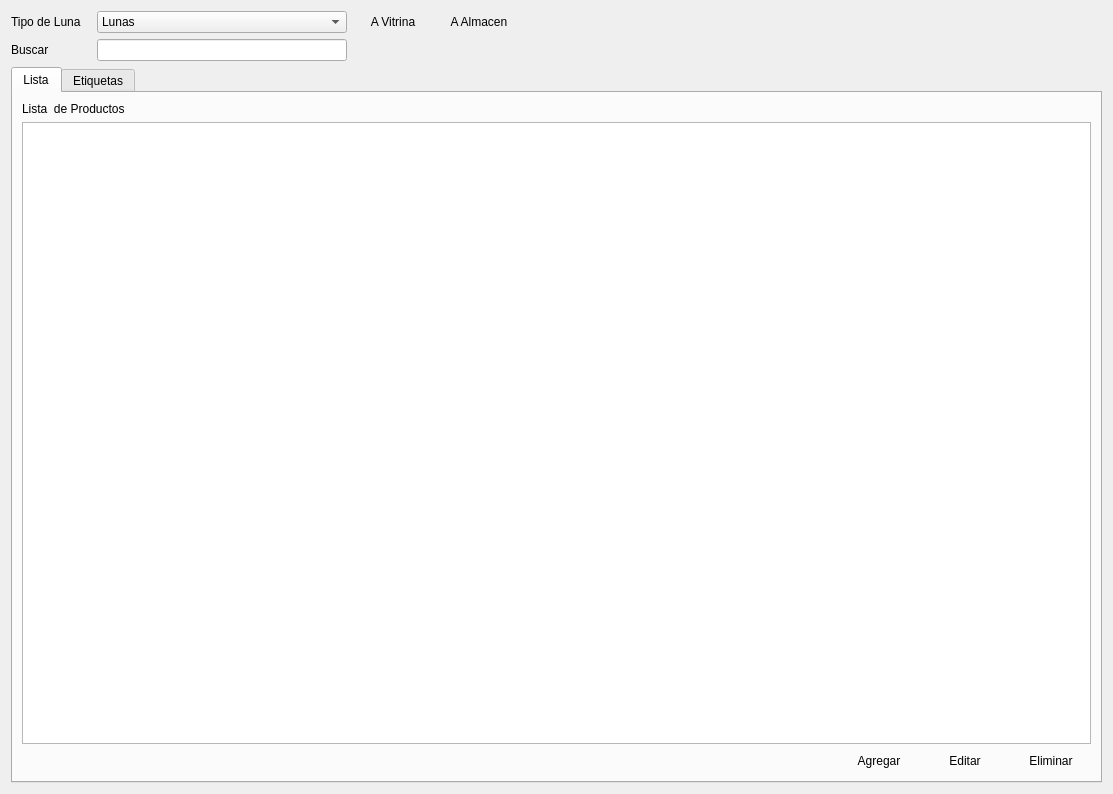
This is producto/ui_producto.ui in rodety/manager as Qt 5 draws it before an edit. The edited form follows.
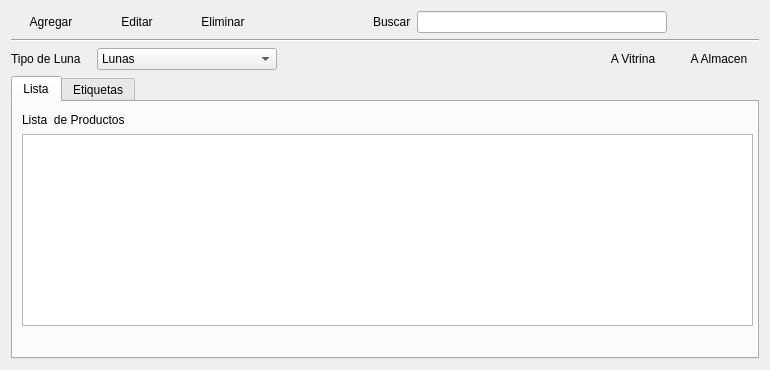
This is the edited form. Icons and pictures are not drawn.

What changed in the file:
```diff
--- a/producto/ui_producto.ui
+++ b/producto/ui_producto.ui
@@ -6,8 +6,8 @@
    <rect>
     <x>0</x>
     <y>0</y>
-    <width>1113</width>
-    <height>794</height>
+    <width>770</width>
+    <height>370</height>
    </rect>
   </property>
   <property name="windowTitle">
@@ -16,49 +16,7 @@
   <layout class="QGridLayout" name="gridLayout_3">
    <item row="0" column="0">
     <layout class="QGridLayout" name="gridLayout">
-     <item row="1" column="0">
-      <widget class="QLabel" name="label_4">
-       <property name="text">
-        <string>Buscar</string>
-       </property>
-      </widget>
-     </item>
-     <item row="0" column="1">
-      <widget class="QComboBox" name="comboBox_tipoProducto">
-       <property name="minimumSize">
-        <size>
-         <width>180</width>
-         <height>0</height>
-        </size>
-       </property>
-       <item>
-        <property name="text">
-         <string>Lunas</string>
-        </property>
-       </item>
-       <item>
-        <property name="text">
-         <string>Monturas</string>
-        </property>
-       </item>
-       <item>
-        <property name="text">
-         <string>Lentes de Contacto</string>
-        </property>
-       </item>
-       <item>
-        <property name="text">
-         <string>Otros</string>
-        </property>
-       </item>
-       <item>
-        <property name="text">
-         <string>Trabajos Extras</string>
-        </property>
-       </item>
-      </widget>
-     </item>
-     <item row="2" column="0" colspan="5">
+     <item row="3" column="0">
       <widget class="QTabWidget" name="tabWidget">
        <property name="currentIndex">
         <number>0</number>
@@ -67,9 +25,15 @@
         <attribute name="title">
          <string>Lista</string>
         </attribute>
-        <layout class="QGridLayout" name="gridLayout_17">
-         <item row="1" column="0">
           <widget class="QTableView" name="tableView_productos">
+         <property name="geometry">
+          <rect>
+           <x>9</x>
+           <y>32</y>
+           <width>731</width>
+           <height>192</height>
+          </rect>
+         </property>
            <property name="selectionMode">
             <enum>QAbstractItemView::SingleSelection</enum>
            </property>
@@ -80,89 +44,15 @@
             <number>130</number>
            </attribute>
           </widget>
-         </item>
-         <item row="2" column="0">
-          <layout class="QGridLayout" name="gridLayout_4">
-           <item row="0" column="2">
-            <widget class="QPushButton" name="pushButton_editar">
-             <property name="sizePolicy">
-              <sizepolicy hsizetype="Fixed" vsizetype="Fixed">
-               <horstretch>0</horstretch>
-               <verstretch>0</verstretch>
-              </sizepolicy>
-             </property>
-             <property name="text">
-              <string>Editar</string>
-             </property>
-             <property name="icon">
-              <iconset resource="../Icons/Icons.qrc">
-               <normaloff>:/Icons/1349716425_doc_edit.png</normaloff>:/Icons/1349716425_doc_edit.png</iconset>
-             </property>
-             <property name="shortcut">
-              <string>Ctrl+E</string>
-             </property>
-             <property name="flat">
-              <bool>true</bool>
-             </property>
-            </widget>
-           </item>
-           <item row="0" column="3">
-            <widget class="QPushButton" name="pushButton_eliminar">
-             <property name="sizePolicy">
-              <sizepolicy hsizetype="Fixed" vsizetype="Fixed">
-               <horstretch>0</horstretch>
-               <verstretch>0</verstretch>
-              </sizepolicy>
-             </property>
-             <property name="text">
-              <string>Eliminar</string>
-             </property>
-             <property name="icon">
-              <iconset resource="../Icons/Icons.qrc">
-               <normaloff>:/Icons/1349716432_round_minus.png</normaloff>:/Icons/1349716432_round_minus.png</iconset>
-             </property>
-             <property name="shortcut">
-              <string>Del</string>
-             </property>
-             <property name="flat">
-              <bool>true</bool>
-             </property>
-            </widget>
-           </item>
-           <item row="0" column="0">
-            <spacer name="horizontalSpacer_3">
-             <property name="orientation">
-              <enum>Qt::Horizontal</enum>
-             </property>
-             <property name="sizeHint" stdset="0">
-              <size>
-               <width>40</width>
-               <height>20</height>
-              </size>
-             </property>
-            </spacer>
-           </item>
-           <item row="0" column="1">
-            <widget class="QPushButton" name="pushButton_agregar_2">
-             <property name="text">
-              <string>Agregar</string>
-             </property>
-             <property name="icon">
-              <iconset resource="../Icons/Icons.qrc">
-               <normaloff>:/Icons/1349716423_sq_plus.png</normaloff>:/Icons/1349716423_sq_plus.png</iconset>
-             </property>
-             <property name="shortcut">
-              <string>Ctrl+N</string>
-             </property>
-             <property name="flat">
-              <bool>true</bool>
-             </property>
-            </widget>
-           </item>
-          </layout>
-         </item>
-         <item row="0" column="0">
           <widget class="QLabel" name="label_6">
+         <property name="geometry">
+          <rect>
+           <x>9</x>
+           <y>9</y>
+           <width>130</width>
+           <height>17</height>
+          </rect>
+         </property>
            <property name="sizePolicy">
             <sizepolicy hsizetype="Fixed" vsizetype="Preferred">
              <horstretch>0</horstretch>
@@ -173,8 +63,6 @@
             <string>Lista  de Productos</string>
            </property>
           </widget>
-         </item>
-        </layout>
        </widget>
        <widget class="QWidget" name="tab">
         <attribute name="title">
@@ -356,7 +244,64 @@
        </widget>
       </widget>
      </item>
-     <item row="0" column="2">
+     <item row="2" column="0">
+      <layout class="QHBoxLayout" name="horizontalLayout_3">
+       <item>
+        <widget class="QLabel" name="label_5">
+         <property name="text">
+          <string>Tipo de Luna   </string>
+         </property>
+        </widget>
+       </item>
+       <item>
+        <widget class="QComboBox" name="comboBox_tipoProducto">
+         <property name="minimumSize">
+          <size>
+           <width>180</width>
+           <height>0</height>
+          </size>
+         </property>
+         <item>
+          <property name="text">
+           <string>Lunas</string>
+          </property>
+         </item>
+         <item>
+          <property name="text">
+           <string>Monturas</string>
+          </property>
+         </item>
+         <item>
+          <property name="text">
+           <string>Lentes de Contacto</string>
+          </property>
+         </item>
+         <item>
+          <property name="text">
+           <string>Otros</string>
+          </property>
+         </item>
+         <item>
+          <property name="text">
+           <string>Trabajos Extras</string>
+          </property>
+         </item>
+        </widget>
+       </item>
+       <item>
+        <spacer name="horizontalSpacer_2">
+         <property name="orientation">
+          <enum>Qt::Horizontal</enum>
+         </property>
+         <property name="sizeHint" stdset="0">
+          <size>
+           <width>40</width>
+           <height>20</height>
+          </size>
+         </property>
+        </spacer>
+       </item>
+       <item>
       <widget class="QPushButton" name="btnToVitrina">
        <property name="text">
         <string>A Vitrina</string>
@@ -366,7 +311,104 @@
        </property>
       </widget>
      </item>
-     <item row="1" column="1">
+       <item>
+        <widget class="QPushButton" name="btnToAlmacen">
+         <property name="text">
+          <string>A Almacen</string>
+         </property>
+         <property name="flat">
+          <bool>true</bool>
+         </property>
+        </widget>
+       </item>
+      </layout>
+     </item>
+     <item row="0" column="0">
+      <layout class="QHBoxLayout" name="horizontalLayout">
+       <item>
+        <widget class="QPushButton" name="pushButton_agregar_2">
+         <property name="text">
+          <string>Agregar</string>
+         </property>
+         <property name="icon">
+          <iconset resource="../Icons/Icons.qrc">
+           <normaloff>:/Icons/1349716423_sq_plus.png</normaloff>:/Icons/1349716423_sq_plus.png</iconset>
+         </property>
+         <property name="shortcut">
+          <string>Ctrl+N</string>
+         </property>
+         <property name="flat">
+          <bool>true</bool>
+         </property>
+        </widget>
+       </item>
+       <item>
+        <widget class="QPushButton" name="pushButton_editar">
+         <property name="sizePolicy">
+          <sizepolicy hsizetype="Fixed" vsizetype="Fixed">
+           <horstretch>0</horstretch>
+           <verstretch>0</verstretch>
+          </sizepolicy>
+         </property>
+         <property name="text">
+          <string>Editar</string>
+         </property>
+         <property name="icon">
+          <iconset resource="../Icons/Icons.qrc">
+           <normaloff>:/Icons/1349716425_doc_edit.png</normaloff>:/Icons/1349716425_doc_edit.png</iconset>
+         </property>
+         <property name="shortcut">
+          <string>Ctrl+E</string>
+         </property>
+         <property name="flat">
+          <bool>true</bool>
+         </property>
+        </widget>
+       </item>
+       <item>
+        <widget class="QPushButton" name="pushButton_eliminar">
+         <property name="sizePolicy">
+          <sizepolicy hsizetype="Fixed" vsizetype="Fixed">
+           <horstretch>0</horstretch>
+           <verstretch>0</verstretch>
+          </sizepolicy>
+         </property>
+         <property name="text">
+          <string>Eliminar</string>
+         </property>
+         <property name="icon">
+          <iconset resource="../Icons/Icons.qrc">
+           <normaloff>:/Icons/1349716432_round_minus.png</normaloff>:/Icons/1349716432_round_minus.png</iconset>
+         </property>
+         <property name="shortcut">
+          <string>Del</string>
+         </property>
+         <property name="flat">
+          <bool>true</bool>
+         </property>
+        </widget>
+       </item>
+       <item>
+        <spacer name="horizontalSpacer">
+         <property name="orientation">
+          <enum>Qt::Horizontal</enum>
+         </property>
+         <property name="sizeHint" stdset="0">
+          <size>
+           <width>40</width>
+           <height>20</height>
+          </size>
+         </property>
+        </spacer>
+       </item>
+       <item>
+        <widget class="QLabel" name="label_4">
+         <property name="text">
+          <string>Buscar</string>
+         </property>
+        </widget>
+       </item>
+       <item>
       <widget class="QLineEdit" name="lineEdit_buscar">
        <property name="minimumSize">
         <size>
@@ -382,7 +424,7 @@
        </property>
       </widget>
      </item>
-     <item row="1" column="2">
+       <item>
       <widget class="QPushButton" name="pushButton_buscar">
        <property name="sizePolicy">
         <sizepolicy hsizetype="Minimum" vsizetype="Fixed">
@@ -402,30 +444,7 @@
        </property>
       </widget>
      </item>
-     <item row="0" column="3">
-      <widget class="QPushButton" name="btnToAlmacen">
-       <property name="text">
-        <string>A Almacen</string>
-       </property>
-       <property name="flat">
-        <bool>true</bool>
-       </property>
-      </widget>
-     </item>
-     <item row="0" column="4">
-      <spacer name="horizontalSpacer">
-       <property name="orientation">
-        <enum>Qt::Horizontal</enum>
-       </property>
-       <property name="sizeHint" stdset="0">
-        <size>
-         <width>40</width>
-         <height>20</height>
-        </size>
-       </property>
-      </spacer>
-     </item>
-     <item row="1" column="3">
+       <item>
       <widget class="QPushButton" name="pushButton_busquedaAvanzada">
        <property name="text">
         <string/>
@@ -439,10 +458,12 @@
        </property>
       </widget>
      </item>
-     <item row="0" column="0">
-      <widget class="QLabel" name="label_5">
-       <property name="text">
-        <string>Tipo de Luna   </string>
+      </layout>
+     </item>
+     <item row="1" column="0">
+      <widget class="Line" name="line">
+       <property name="orientation">
+        <enum>Qt::Horizontal</enum>
        </property>
       </widget>
      </item>
```
Left out of the diff: 2 changed lines with no effect on the pictures. Lines whose indentation alone changed are shown as unchanged.
